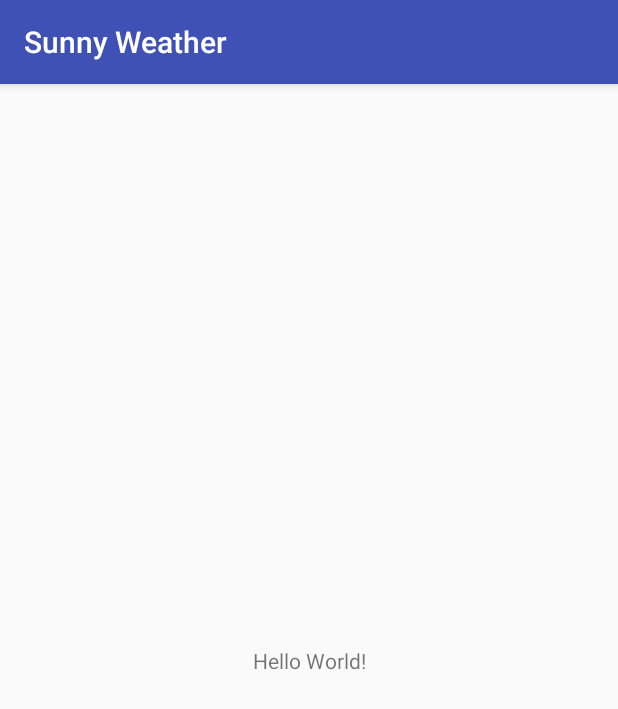
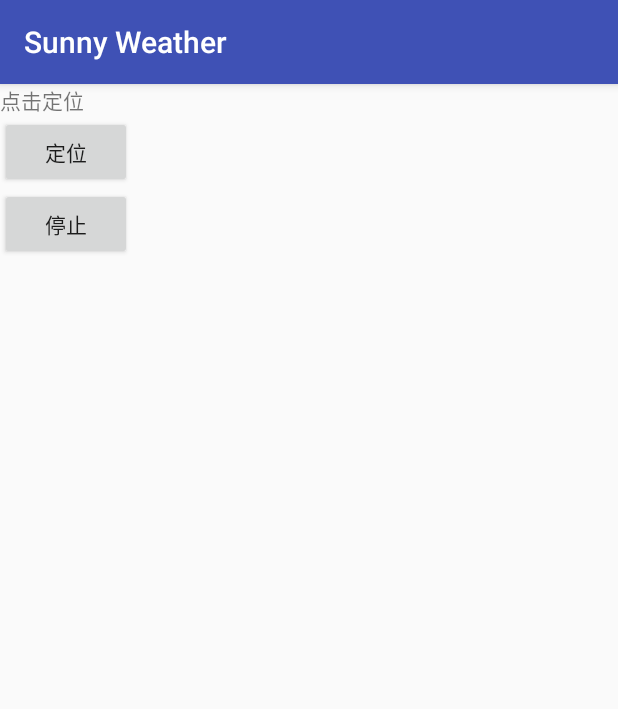
Before and after one commit to KEHFAN/SunnyWeather, an Android app: the screen it shows after launch (MainActivity), on a phone screen of 412 x 824 dp. Shown: the top 709 px of the screen. Run offline under Robolectric (Android 15) with nearby library versions, the phone set to English and light mode, and no system bars; libraries missing offline, so code that uses them is left out: com.amap.api; 7 statements that could not run were skipped.

Commit message:
add new class

```diff
--- a/app/build.gradle
+++ b/app/build.gradle
@@ -27,4 +27,6 @@ dependencies {
     testImplementation 'junit:junit:4.12'
     androidTestImplementation 'com.android.support.test:runner:1.0.1'
     androidTestImplementation 'com.android.support.test.espresso:espresso-core:3.0.1'
+
+    implementation 'com.squareup.okhttp3:okhttp:3.11.0'
 }
--- a/app/src/main/AndroidManifest.xml
+++ b/app/src/main/AndroidManifest.xml
@@ -1,6 +1,10 @@
 <?xml version="1.0" encoding="utf-8"?>
 <manifest xmlns:android="http://schemas.android.com/apk/res/android"
     package="com.sunny.fanke.sunnyweather">
+
+
+    <!--打包指纹：43:66:6A:B4:D2:4E:67:29:1E:A9:30:B6:FE:75:EA:03:DC:9D:C6:3E-->
+    <!--调试指纹：8D:2C:99:A4:2D:71:70:35:9B:74:C4:7C:35:C0:16:9B:EE:66:A2:1B-->
 
     <!--用于进行网络定位-->
     <uses-permission android:name="android.permission.ACCESS_COARSE_LOCATION"></uses-permission>
@@ -31,9 +35,11 @@
         android:roundIcon="@mipmap/ic_launcher_round"
         android:supportsRtl="true"
         android:theme="@style/AppTheme">
+        <!-- 设置key -->
         <meta-data
             android:name="com.amap.api.v2.apikey"
             android:value="78ae45ea5c2cc9f5a798bc1f3350fdd0"/>
+        <!-- 定位需要的服务 -->
         <service android:name="com.amap.api.location.APSService"></service>
         <activity android:name=".MainActivity">
             <intent-filter>
--- a/app/src/main/java/com/sunny/fanke/sunnyweather/MainActivity.java
+++ b/app/src/main/java/com/sunny/fanke/sunnyweather/MainActivity.java
@@ -1,13 +1,76 @@
 package com.sunny.fanke.sunnyweather;
 
+import android.Manifest;
+import android.annotation.SuppressLint;
+import android.content.pm.PackageManager;
+import android.support.v4.app.ActivityCompat;
+import android.support.v4.content.ContextCompat;
 import android.support.v7.app.AppCompatActivity;
 import android.os.Bundle;
+import android.view.View;
+import android.widget.Button;
+import android.widget.TextView;
+
+import com.amap.api.location.AMapLocation;
+import com.amap.api.location.AMapLocationClient;
+import com.amap.api.location.AMapLocationClientOption;
+import com.amap.api.location.AMapLocationListener;
+import com.sunny.fanke.sunnyweather.location.Location;
+
+import java.util.ArrayList;
+import java.util.List;
 
 public class MainActivity extends AppCompatActivity {
+    public TextView textView=null;
+    public Button button=null;
+    public Button button2=null;
+    public String address=null;
 
     @Override
     protected void onCreate(Bundle savedInstanceState) {
         super.onCreate(savedInstanceState);
         setContentView(R.layout.activity_main);
+        textView=(TextView) findViewById(R.id.position_text_view);
+        button=(Button) findViewById(R.id.button);
+        button2=(Button) findViewById(R.id.button2);
+
+        final Location location=new Location(getApplicationContext());
+
+        //运行时权限
+        if(ContextCompat.checkSelfPermission(MainActivity.this,Manifest.permission.ACCESS_COARSE_LOCATION)!=PackageManager.PERMISSION_GRANTED){
+            ActivityCompat.requestPermissions(MainActivity.this,new String[]{Manifest.permission.ACCESS_COARSE_LOCATION},1);
+        }
+        if(ContextCompat.checkSelfPermission(MainActivity.this,Manifest.permission.ACCESS_FINE_LOCATION)!=PackageManager.PERMISSION_GRANTED){
+            ActivityCompat.requestPermissions(MainActivity.this,new String[]{Manifest.permission.ACCESS_FINE_LOCATION},2);
+        }
+        if(ContextCompat.checkSelfPermission(MainActivity.this,Manifest.permission.WRITE_EXTERNAL_STORAGE)!=PackageManager.PERMISSION_GRANTED){
+            ActivityCompat.requestPermissions(MainActivity.this,new String[]{Manifest.permission.WRITE_EXTERNAL_STORAGE},3);
+        }
+        if(ContextCompat.checkSelfPermission(MainActivity.this,Manifest.permission.READ_EXTERNAL_STORAGE)!=PackageManager.PERMISSION_GRANTED){
+            ActivityCompat.requestPermissions(MainActivity.this,new String[]{Manifest.permission.READ_EXTERNAL_STORAGE},4);
+        }
+        if(ContextCompat.checkSelfPermission(MainActivity.this,Manifest.permission.READ_PHONE_STATE)!=PackageManager.PERMISSION_GRANTED){
+            ActivityCompat.requestPermissions(MainActivity.this,new String[]{Manifest.permission.READ_PHONE_STATE},5);
+        }
+
+
+        button.setOnClickListener(new View.OnClickListener() {
+            @Override
+            public void onClick(View v) {
+                location.startLocation();
+                textView.setText(location.getCity()+":"+location.getCityCode()+
+                "\n"+location.getAdCode()+"\n"+
+                location.getAddress());
+            }
+        });
+        button2.setOnClickListener(new View.OnClickListener() {
+            @Override
+            public void onClick(View v) {
+                location.stopLocation();
+                textView.setText("停止定位");
+            }
+        });
+
     }
+
 }
--- /dev/null
+++ b/app/src/main/java/com/sunny/fanke/sunnyweather/location/Location.java
@@ -0,0 +1,82 @@
+package com.sunny.fanke.sunnyweather.location;
+
+
+import android.content.Context;
+import com.amap.api.location.AMapLocation;
+import com.amap.api.location.AMapLocationClient;
+import com.amap.api.location.AMapLocationClientOption;
+import com.amap.api.location.AMapLocationListener;
+
+
+public class Location{
+    private Double Longitude=0.0;//经度
+    private Double Latitude=0.0;//纬度
+    private String City=null;//城市
+    private String CityCode=null;//城市编码
+    private String AdCode=null;//区域编码
+    private String address=null;//地址
+    //声明AMapLocationClient类对象
+    private AMapLocationClient mLocationClient = null;
+
+    public Location(Context context){
+        //初始化定位
+        mLocationClient = new AMapLocationClient(context);
+        //设置定位回调监听
+        AMapLocationListener mLocationListener = new AMapLocationListener() {
+            @Override
+            public void onLocationChanged(AMapLocation amapLocation) {
+                if (amapLocation != null) {
+                    if (amapLocation.getErrorCode() == 0) {
+                        //可在其中解析amapLocation获取相应内容。
+                        Longitude = amapLocation.getLongitude();
+                        Latitude = amapLocation.getLatitude();
+                        City=amapLocation.getCity();
+                        CityCode=amapLocation.getCityCode();
+                        AdCode=amapLocation.getAdCode();
+                        address = ("地址：" + amapLocation.getAddress() + "\n"
+                                + "经度：" + amapLocation.getLongitude() + "\n"
+                                + "纬度：" + amapLocation.getLatitude() + "\n");
+                    }
+                }
+            }
+        };
+        mLocationClient.setLocationListener(mLocationListener);
+        //初始化AMapLocationClientOption对象
+        AMapLocationClientOption mLocationOption = new AMapLocationClientOption();
+        //设置定位模式为AMapLocationMode.Hight_Accuracy，高精度模式。
+        mLocationOption.setLocationMode(AMapLocationClientOption.AMapLocationMode.Battery_Saving);
+        //关闭缓存机制
+        mLocationOption.setLocationCacheEnable(false);
+        //给定位客户端对象设置定位参数
+        mLocationClient.setLocationOption(mLocationOption);
+    }
+    public void startLocation(){
+        mLocationClient.startLocation();
+    }
+    public void stopLocation(){
+        mLocationClient.stopLocation();
+    }
+    public String getAddress() {
+        return address;
+    }
+
+    public Double getLatitude() {
+        return Latitude;
+    }
+
+    public Double getLongitude() {
+        return Longitude;
+    }
+
+    public String getAdCode() {
+        return AdCode;
+    }
+
+    public String getCityCode() {
+        return CityCode;
+    }
+
+    public String getCity() {
+        return City;
+    }
+}
--- /dev/null
+++ b/app/src/main/java/com/sunny/fanke/sunnyweather/weather/GetWeatherID.java
@@ -0,0 +1,4 @@
+package com.sunny.fanke.sunnyweather.weather;
+
+public class GetWeatherID {
+}
--- a/app/src/main/res/layout/activity_main.xml
+++ b/app/src/main/res/layout/activity_main.xml
@@ -1,18 +1,35 @@
 <?xml version="1.0" encoding="utf-8"?>
-<android.support.constraint.ConstraintLayout xmlns:android="http://schemas.android.com/apk/res/android"
+<LinearLayout xmlns:android="http://schemas.android.com/apk/res/android"
     xmlns:app="http://schemas.android.com/apk/res-auto"
     xmlns:tools="http://schemas.android.com/tools"
     android:layout_width="match_parent"
     android:layout_height="match_parent"
+    android:orientation="horizontal"
     tools:context=".MainActivity">
 
-    <TextView
-        android:layout_width="wrap_content"
-        android:layout_height="wrap_content"
-        android:text="Hello World!"
-        app:layout_constraintBottom_toBottomOf="parent"
-        app:layout_constraintLeft_toLeftOf="parent"
-        app:layout_constraintRight_toRightOf="parent"
-        app:layout_constraintTop_toTopOf="parent" />
+    <LinearLayout
+        android:layout_width="match_parent"
+        android:layout_height="match_parent"
+        android:orientation="vertical">
 
-</android.support.constraint.ConstraintLayout>
+        <TextView
+            android:id="@+id/position_text_view"
+            android:layout_width="match_parent"
+            android:layout_height="wrap_content"
+            android:text="点击定位"/>
+
+        <Button
+            android:id="@+id/button"
+            android:layout_width="wrap_content"
+            android:layout_height="wrap_content"
+            android:text="定位" />
+
+        <Button
+            android:id="@+id/button2"
+            android:layout_width="wrap_content"
+            android:layout_height="wrap_content"
+            android:text="停止" />
+
+    </LinearLayout>
+
+</LinearLayout>
--- a/app/src/main/res/values/styles.xml
+++ b/app/src/main/res/values/styles.xml
@@ -1,7 +1,7 @@
 <resources>
 
     <!-- Base application theme. -->
-    <style name="AppTheme" parent="Theme.AppCompat.Light.DarkActionBar">
+    <style name="AppTheme" parent="Base.Theme.AppCompat.Light.DarkActionBar">
         <!-- Customize your theme here. -->
         <item name="colorPrimary">@color/colorPrimary</item>
         <item name="colorPrimaryDark">@color/colorPrimaryDark</item>
```
